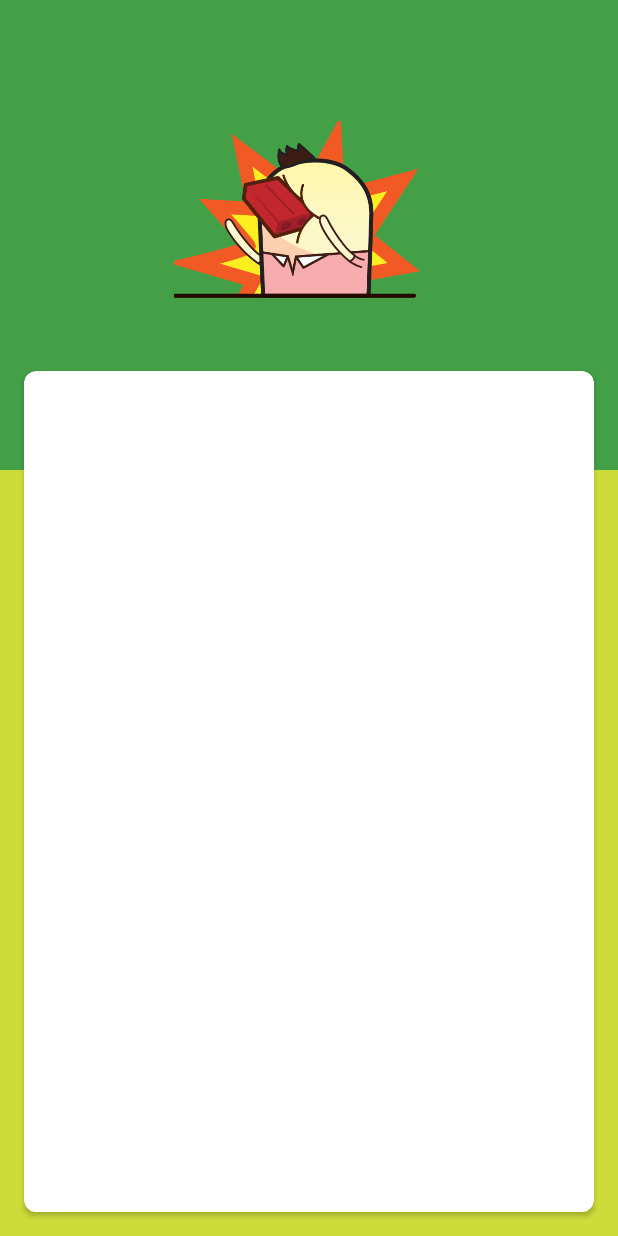
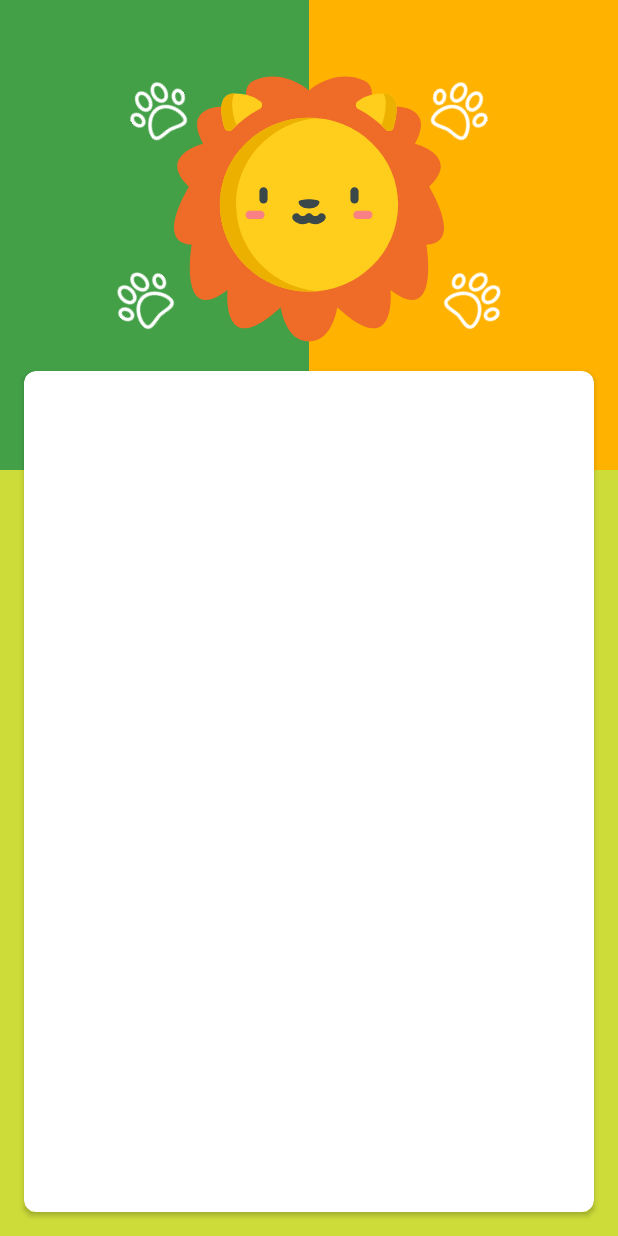
Before and after one commit to manhterry93/AnimationExample, an Android app: the layout activity_main.xml on its own in the app's theme, with its tools: preview values and no code run, on a phone screen of 412 x 824 dp. Run offline under Robolectric (Android 15) with nearby library versions, the light colour scheme and no system bars.

Commit message:
Come to step 6

```diff
--- a/app/build.gradle
+++ b/app/build.gradle
@@ -28,9 +28,10 @@ dependencies {
     implementation"org.jetbrains.kotlin:kotlin-stdlib-jdk7:$kotlin_version"
     implementation 'androidx.appcompat:appcompat:1.1.0'
     implementation 'androidx.core:core-ktx:1.1.0'
-    implementation 'androidx.constraintlayout:constraintlayout:1.1.3'
+    implementation 'androidx.constraintlayout:constraintlayout:2.0.0-alpha1'
     testImplementation 'junit:junit:4.12'
     androidTestImplementation 'androidx.test.ext:junit:1.1.0'
     androidTestImplementation 'androidx.test.espresso:espresso-core:3.2.0'
     implementation 'androidx.cardview:cardview:1.0.0'
+    implementation 'de.hdodenhof:circleimageview:3.0.1'
 }
--- /dev/null
+++ b/app/src/main/res/drawable/ic_lion.xml
@@ -0,0 +1,16 @@
+<vector android:height="24dp" android:viewportHeight="512"
+    android:viewportWidth="512" android:width="24dp" xmlns:android="http://schemas.android.com/apk/res/android">
+    <path android:fillColor="#EE6B28" android:pathData="M256,507.342c45.335,0 53.578,-64.91 53.578,-64.91c114.368,106.125 100.973,-32.971 100.973,-32.971c94.791,72.124 68.002,-85.518 68.002,-85.518c72.124,-3.091 5.152,-110.246 5.152,-110.246c62.214,-59.212 -26.789,-81.397 -26.789,-81.397c51.517,-95.821 -88.051,-67.347 -88.051,-67.347c9.43,-23.431 10.402,-44.584 -9.831,-53.202C303.395,-11.946 256,31.328 256,31.328s-47.396,-43.274 -103.034,-19.577c-20.233,8.617 -19.261,29.77 -9.831,53.202c0,0 -139.568,-28.474 -88.051,67.347c0,0 -89.002,22.185 -26.789,81.397c0,0 -66.972,107.155 5.152,110.246c0,0 -26.789,157.641 68.002,85.518c0,0 -13.394,139.095 100.973,32.971C202.422,442.432 210.664,507.342 256,507.342z"/>
+    <path android:fillColor="#FFCE1C" android:pathData="M164.07,52.06c-8.343,-6.981 -23.743,-15.236 -49.913,-15.236c-32.984,0 -25.17,42.181 -18.465,65.165c1.881,6.447 9.998,8.387 14.646,3.541c15.013,-15.653 32.619,-28.892 52.137,-39.056C168.01,63.591 168.856,56.064 164.07,52.06z"/>
+    <path android:fillColor="#ECB000" android:pathData="M116.296,91.686c-4.63,-15.87 -9.785,-40.889 -1.677,-54.858c-0.156,-0.001 -0.306,-0.004 -0.462,-0.004c-32.984,-0.001 -25.17,42.18 -18.465,65.164c1.881,6.447 9.998,8.387 14.646,3.541c3.014,-3.143 6.138,-6.182 9.355,-9.125C118.137,95.338 116.896,93.745 116.296,91.686z"/>
+    <path android:fillColor="#FFCE1C" android:pathData="M347.929,52.06c8.343,-6.981 23.743,-15.236 49.913,-15.236c32.983,0 25.17,42.181 18.465,65.165c-1.881,6.447 -9.998,8.387 -14.646,3.541c-15.013,-15.653 -32.619,-28.892 -52.137,-39.056C343.989,63.591 343.144,56.064 347.929,52.06z"/>
+    <path android:fillColor="#FFCE1C" android:pathData="M87.019,247.697a168.981,164.85 0,1 0,337.962 0a168.981,164.85 0,1 0,-337.962 0z"/>
+    <path android:fillColor="#ECB000" android:pathData="M117.93,247.698c0,-85.962 67.444,-156.545 153.523,-164.16c-5.09,-0.45 -10.242,-0.693 -15.453,-0.693c-93.322,0 -168.975,73.807 -168.975,164.854S162.678,412.552 256,412.552c5.211,0 10.363,-0.243 15.453,-0.693C185.375,404.243 117.93,333.661 117.93,247.698z"/>
+    <path android:fillColor="#3A484A" android:pathData="M169.724,214.625c-4.267,0 -7.726,3.459 -7.726,7.726v15.614c0,4.267 3.459,7.726 7.726,7.726c4.267,0 7.726,-3.459 7.726,-7.726v-15.614C177.45,218.085 173.991,214.625 169.724,214.625z"/>
+    <path android:fillColor="#3A484A" android:pathData="M350.002,237.966v-15.614c0,-4.267 -3.459,-7.726 -7.726,-7.726c-4.267,0 -7.726,3.459 -7.726,7.726v15.614c0,4.267 3.459,7.726 7.726,7.726C346.542,245.692 350.002,242.233 350.002,237.966z"/>
+    <path android:fillColor="#F98084" android:pathData="M164.098,259.5h-20.631c-4.267,0 -7.726,3.459 -7.726,7.726c0,4.267 3.459,7.726 7.726,7.726h20.631c4.267,0 7.726,-3.459 7.726,-7.726C171.825,262.959 168.365,259.5 164.098,259.5z"/>
+    <path android:fillColor="#F98084" android:pathData="M368.533,259.5h-20.63c-4.267,0 -7.726,3.459 -7.726,7.726c0,4.267 3.459,7.726 7.726,7.726h20.63c4.267,0 7.726,-3.459 7.726,-7.726C376.259,262.959 372.799,259.5 368.533,259.5z"/>
+    <path android:fillColor="#3A484A" android:pathData="M256,255.025c10.929,0 19.788,-5.512 19.788,-12.312c0,-6.799 -39.576,-6.8 -39.576,0C236.211,249.513 245.07,255.025 256,255.025z"/>
+    <path android:fillColor="#3A484A" android:pathData="M285.137,266.03c-3.212,-2.809 -8.094,-2.482 -10.902,0.731c-1.489,1.703 -3.752,2.68 -6.209,2.68c-2.457,0 -4.72,-0.977 -6.209,-2.68c-1.444,-1.659 -3.631,-2.634 -5.826,-2.634c-2.207,0 -4.356,0.974 -5.808,2.634c-1.489,1.703 -3.752,2.68 -6.209,2.68s-4.72,-0.977 -6.209,-2.68c-2.808,-3.213 -7.689,-3.541 -10.902,-0.731c-3.213,2.808 -3.541,7.689 -0.731,10.902c4.423,5.06 10.926,7.962 17.843,7.962c4.303,0 8.444,-1.124 12.026,-3.191c3.582,2.067 7.723,3.191 12.026,3.191c6.917,0 13.42,-2.902 17.843,-7.962C288.677,273.719 288.35,268.838 285.137,266.03z"/>
+    <path android:fillColor="#ECB000" android:pathData="M395.704,91.686c4.63,-15.87 9.785,-40.889 1.677,-54.858c0.156,-0.001 0.306,-0.004 0.462,-0.004c32.983,0 25.17,42.181 18.465,65.165c-1.881,6.447 -9.998,8.387 -14.646,3.541c-3.014,-3.143 -6.138,-6.182 -9.355,-9.125C393.864,95.338 395.103,93.745 395.704,91.686z"/>
+</vector>
--- /dev/null
+++ b/app/src/main/res/drawable/ic_paw.xml
@@ -0,0 +1,21 @@
+<vector xmlns:android="http://schemas.android.com/apk/res/android"
+    android:width="24dp"
+    android:height="24dp"
+    android:viewportWidth="512"
+    android:viewportHeight="512">
+    <path
+        android:fillColor="#ffffffff"
+        android:pathData="M378.608,290.994C344.16,249.402 300.618,226.496 256,226.496s-88.161,22.906 -122.607,64.498c-30.964,37.385 -49.448,84.501 -49.448,126.035c0,20.176 6.168,35.544 18.332,45.679c12.006,10.004 27.857,13.388 45.541,13.387c18.817,0 39.711,-3.832 60.24,-7.598c17.939,-3.291 34.883,-6.399 47.943,-6.399c11.272,0 27.165,2.95 43.988,6.073c39.317,7.3 83.881,15.572 109.624,-5.832c12.238,-10.175 18.443,-25.42 18.443,-45.31C428.057,375.495 409.572,328.379 378.608,290.994zM390.433,439.271c-14.923,12.409 -53.762,5.198 -84.97,-0.595c-18.221,-3.383 -35.431,-6.578 -49.464,-6.578c-15.789,0 -34.036,3.348 -53.356,6.892c-29.931,5.49 -67.181,12.324 -81.165,0.671c-1.864,-1.553 -7.536,-6.279 -7.536,-22.633c0,-34.246 16.306,-75.208 42.553,-106.899c28.645,-34.586 63.983,-53.634 99.503,-53.634c35.52,0 70.858,19.048 99.503,53.634c26.248,31.691 42.553,72.653 42.553,106.899C398.057,432.933 392.319,437.704 390.433,439.271z" />
+    <path
+        android:fillColor="#ffffffff"
+        android:pathData="M382.13,65.146c-12.604,-18.583 -30.652,-29.239 -49.517,-29.239c-18.866,0 -36.913,10.658 -49.517,29.239c-11.578,17.071 -17.955,39.489 -17.955,63.125c0,23.636 6.376,46.054 17.955,63.125c12.604,18.582 30.652,29.24 49.517,29.24c18.866,0 36.913,-10.658 49.517,-29.24c11.578,-17.071 17.955,-39.489 17.955,-63.125C400.085,104.635 393.709,82.216 382.13,65.146zM357.303,174.557c-4.073,6.005 -12.697,16.08 -24.69,16.08c-11.993,0 -20.616,-10.074 -24.69,-16.08c-8.124,-11.978 -12.783,-28.849 -12.783,-46.286c0,-17.438 4.66,-34.308 12.783,-46.286c4.073,-6.005 12.697,-16.08 24.69,-16.08c11.993,0 20.617,10.074 24.69,16.08c8.124,11.978 12.783,28.849 12.783,46.286C370.085,145.708 365.427,162.579 357.303,174.557z" />
+    <path
+        android:fillColor="#ffffffff"
+        android:pathData="M228.905,65.145c-12.604,-18.583 -30.651,-29.24 -49.517,-29.24s-36.914,10.658 -49.517,29.24c-11.578,17.071 -17.955,39.489 -17.955,63.125s6.376,46.054 17.955,63.125c12.604,18.583 30.651,29.241 49.517,29.241s36.913,-10.658 49.517,-29.241c11.578,-17.071 17.955,-39.488 17.955,-63.125C246.859,104.634 240.483,82.215 228.905,65.145zM204.076,174.557c-4.073,6.005 -12.697,16.08 -24.689,16.08c-11.993,0 -20.617,-10.075 -24.69,-16.08c-8.124,-11.978 -12.783,-28.849 -12.783,-46.286c0,-17.438 4.66,-34.308 12.783,-46.286c4.073,-6.005 12.697,-16.08 24.69,-16.08s20.616,10.074 24.689,16.08c8.124,11.978 12.783,28.849 12.783,46.286C216.859,145.708 212.2,162.579 204.076,174.557z" />
+    <path
+        android:fillColor="#ffffffff"
+        android:pathData="M509.019,210.133c-5.081,-17.284 -15.972,-29.843 -30.665,-35.362c-11.824,-4.441 -25.171,-3.688 -37.583,2.121c-17.105,8.004 -31.086,24.532 -38.356,45.345c-5.941,17.008 -6.682,34.985 -2.085,50.622c5.081,17.284 15.972,29.843 30.666,35.362c5.085,1.91 10.45,2.859 15.902,2.859c7.227,0 14.607,-1.669 21.682,-4.98c17.105,-8.004 31.086,-24.532 38.356,-45.344v-0.001C512.876,243.748 513.617,225.77 509.019,210.133zM478.614,250.862c-4.556,13.041 -13.061,23.533 -22.75,28.067c-3.563,1.666 -8.938,3.229 -14.32,1.208c-12.988,-4.879 -18.04,-27.313 -10.81,-48.007c4.556,-13.041 13.061,-23.533 22.751,-28.068c2.362,-1.105 5.52,-2.164 8.948,-2.164c1.744,0 3.558,0.274 5.371,0.955C480.792,207.733 485.844,230.167 478.614,250.862z" />
+    <path
+        android:fillColor="#ffffffff"
+        android:pathData="M109.587,222.235c-7.271,-20.813 -21.252,-37.34 -38.356,-45.344c-12.413,-5.809 -25.761,-6.561 -37.584,-2.121c-14.694,5.52 -25.585,18.079 -30.666,35.362c-4.597,15.637 -3.856,33.615 2.085,50.622v0.001c7.272,20.813 21.252,37.34 38.356,45.344c7.076,3.311 14.455,4.98 21.682,4.98c5.452,0 10.818,-0.95 15.902,-2.859c14.696,-5.52 25.586,-18.079 30.667,-35.362C116.268,257.222 115.527,239.244 109.587,222.235zM70.456,280.137c-5.381,2.021 -10.757,0.458 -14.319,-1.208c-9.689,-4.534 -18.195,-15.026 -22.75,-28.067v0.001c-7.229,-20.695 -2.178,-43.128 10.81,-48.008c5.38,-2.021 10.757,-0.458 14.32,1.208c9.69,4.535 18.195,15.027 22.75,28.067C88.496,252.825 83.444,275.258 70.456,280.137z" />
+</vector>
--- a/app/src/main/res/layout/activity_main.xml
+++ b/app/src/main/res/layout/activity_main.xml
@@ -7,22 +7,83 @@
     android:background="@color/color_dark"
     tools:context=".MainActivity">
 
+    <!--Sun-->
+
+    <de.hdodenhof.circleimageview.CircleImageView
+        android:id="@+id/im_sun"
+        android:layout_width="400dp"
+        android:layout_height="400dp"
+        android:background="@color/color_sun"
+        app:layout_constraintBottom_toTopOf="@id/second_bg"
+        app:layout_constraintStart_toStartOf="@id/guideline_verticalHalf" />
 
     <ImageView
-        android:id="@+id/imageView"
+        android:id="@+id/iv_main"
         android:layout_width="180dp"
         android:layout_height="180dp"
         android:layout_marginStart="8dp"
         android:layout_marginEnd="8dp"
         android:layout_marginBottom="8dp"
-        android:scaleType="centerInside"
+        android:scaleType="centerCrop"
         app:layout_constraintBottom_toBottomOf="@+id/second_bg"
         app:layout_constraintEnd_toEndOf="parent"
         app:layout_constraintStart_toStartOf="parent"
         app:layout_constraintTop_toTopOf="parent"
         app:layout_constraintVertical_bias="0.078"
-        app:srcCompat="@drawable/ic_mr_choi" />
+        app:srcCompat="@drawable/ic_lion" />
 
+    <!--Paws-->
+
+    <!--Paw1-->
+    <androidx.appcompat.widget.AppCompatImageView
+        android:id="@+id/im_paw1"
+        android:layout_width="40dp"
+        android:layout_height="40dp"
+        android:layout_marginEnd="96dp"
+        android:rotation="30"
+        android:layout_marginTop="4dp"
+        app:layout_constraintStart_toStartOf="@id/iv_main"
+        app:layout_constraintTop_toTopOf="@id/iv_main"
+        android:layout_marginStart="170dp"
+        app:srcCompat="@drawable/ic_paw" />
+
+    <!--Paw2-->
+    <androidx.appcompat.widget.AppCompatImageView
+        android:id="@+id/im_paw2"
+        android:layout_width="40dp"
+        android:layout_height="40dp"
+        android:layout_marginEnd="96dp"
+        android:rotation="45"
+        android:layout_marginTop="130dp"
+        app:layout_constraintStart_toStartOf="@id/iv_main"
+        app:layout_constraintTop_toTopOf="@id/iv_main"
+        android:layout_marginStart="180dp"
+        app:srcCompat="@drawable/ic_paw" />
+
+    <!--Paw3-->
+    <androidx.appcompat.widget.AppCompatImageView
+        android:id="@+id/im_paw3"
+        android:layout_width="40dp"
+        android:layout_height="40dp"
+        android:layout_marginEnd="170dp"
+        android:rotation="-30"
+        android:layout_marginTop="4dp"
+        app:layout_constraintEnd_toEndOf="@+id/iv_main"
+        app:layout_constraintTop_toTopOf="@id/iv_main"
+        android:layout_marginStart="180dp"
+        app:srcCompat="@drawable/ic_paw" />
+
+    <!--Paw4-->
+    <androidx.appcompat.widget.AppCompatImageView
+        android:id="@+id/im_paw4"
+        android:layout_width="40dp"
+        android:layout_height="40dp"
+        android:layout_marginEnd="180dp"
+        android:rotation="-45"
+        android:layout_marginTop="130dp"
+        app:layout_constraintEnd_toEndOf="@+id/iv_main"
+        app:layout_constraintTop_toTopOf="@id/iv_main"
+        app:srcCompat="@drawable/ic_paw" />
     <androidx.cardview.widget.CardView
         android:id="@+id/card_view"
         android:layout_width="0dp"
@@ -83,4 +144,6 @@
         android:layout_height="wrap_content"
         android:orientation="horizontal"
         app:layout_constraintGuide_percent="0.20" />
+
+
 </androidx.constraintlayout.widget.ConstraintLayout>
--- a/app/src/main/res/values/colors.xml
+++ b/app/src/main/res/values/colors.xml
@@ -6,4 +6,6 @@
 
     <color name="color_light">#CDDC39</color>
     <color name="color_dark">#43A047</color>
+
+    <color name="color_sun">#FFB300</color>
 </resources>
--- a/app/src/main/res/values/styles.xml
+++ b/app/src/main/res/values/styles.xml
@@ -1,7 +1,7 @@
 <resources>
 
     <!-- Base application theme. -->
-    <style name="AppTheme" parent="Theme.AppCompat.Light.DarkActionBar">
+    <style name="AppTheme" parent="Theme.AppCompat.Light.NoActionBar">
         <!-- Customize your theme here. -->
         <item name="colorPrimary">@color/colorPrimary</item>
         <item name="colorPrimaryDark">@color/colorPrimaryDark</item>
```
